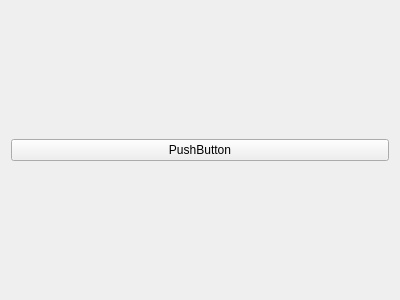
The window that GUI/personagemenu.ui (VladBurin/TaskMan) describes before a commit, drawn with Qt 5.
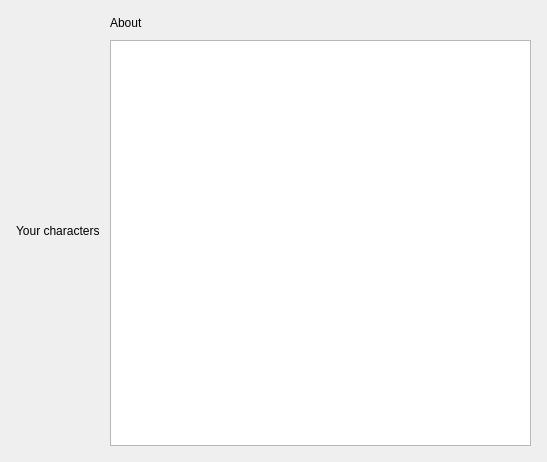
The same window after the commit.

Commit message: Create person gui handle made.

Patch:
```diff
--- a/GUI/personagemenu.ui
+++ b/GUI/personagemenu.ui
@@ -6,8 +6,8 @@
    <rect>
     <x>0</x>
     <y>0</y>
-    <width>400</width>
-    <height>300</height>
+    <width>547</width>
+    <height>462</height>
    </rect>
   </property>
   <property name="windowTitle">
@@ -15,14 +15,85 @@
   </property>
   <layout class="QVBoxLayout" name="verticalLayout">
    <item>
-    <layout class="QGridLayout" name="gridLayout"/>
-   </item>
-   <item>
-    <widget class="QPushButton" name="pushButton">
-     <property name="text">
-      <string>PushButton</string>
+    <layout class="QHBoxLayout" name="horizontalLayout" stretch="3,2">
+     <property name="spacing">
+      <number>10</number>
      </property>
-    </widget>
+     <property name="sizeConstraint">
+      <enum>QLayout::SetDefaultConstraint</enum>
+     </property>
+     <property name="leftMargin">
+      <number>5</number>
+     </property>
+     <property name="topMargin">
+      <number>5</number>
+     </property>
+     <property name="rightMargin">
+      <number>5</number>
+     </property>
+     <property name="bottomMargin">
+      <number>5</number>
+     </property>
+     <item>
+      <layout class="QVBoxLayout" name="vertLayoutPersChoose" stretch="0,0">
+       <item>
+        <widget class="QLabel" name="LabelPerson">
+         <property name="sizePolicy">
+          <sizepolicy hsizetype="Preferred" vsizetype="Maximum">
+           <horstretch>0</horstretch>
+           <verstretch>0</verstretch>
+          </sizepolicy>
+         </property>
+         <property name="baseSize">
+          <size>
+           <width>0</width>
+           <height>0</height>
+          </size>
+         </property>
+         <property name="text">
+          <string>Your characters</string>
+         </property>
+        </widget>
+       </item>
+       <item>
+        <layout class="QGridLayout" name="gridLayoutPers"/>
+       </item>
+      </layout>
+     </item>
+     <item>
+      <layout class="QVBoxLayout" name="vertLayoutDescription" stretch="0,0">
+       <item>
+        <widget class="QLabel" name="LabelAbout">
+         <property name="sizePolicy">
+          <sizepolicy hsizetype="Preferred" vsizetype="Fixed">
+           <horstretch>0</horstretch>
+           <verstretch>0</verstretch>
+          </sizepolicy>
+         </property>
+         <property name="text">
+          <string>About</string>
+         </property>
+        </widget>
+       </item>
+       <item>
+        <widget class="QTextBrowser" name="textDescription">
+         <property name="sizePolicy">
+          <sizepolicy hsizetype="Preferred" vsizetype="Preferred">
+           <horstretch>0</horstretch>
+           <verstretch>0</verstretch>
+          </sizepolicy>
+         </property>
+         <property name="readOnly">
+          <bool>true</bool>
+         </property>
+         <property name="overwriteMode">
+          <bool>false</bool>
+         </property>
+        </widget>
+       </item>
+      </layout>
+     </item>
+    </layout>
    </item>
   </layout>
  </widget>
```
Left out of the diff: 21 changed lines with no effect on the pictures. The commit also changes 17 other files.
